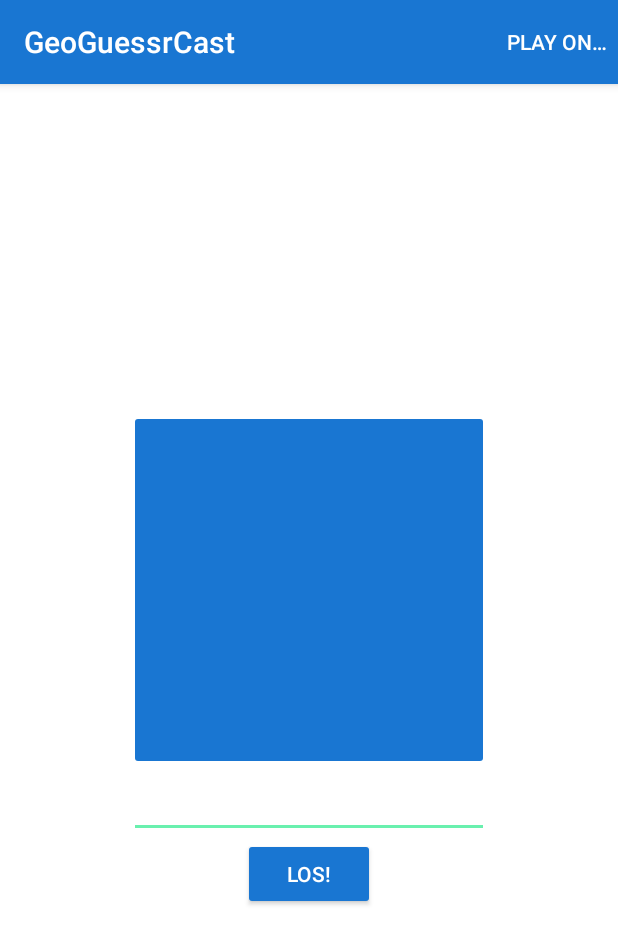
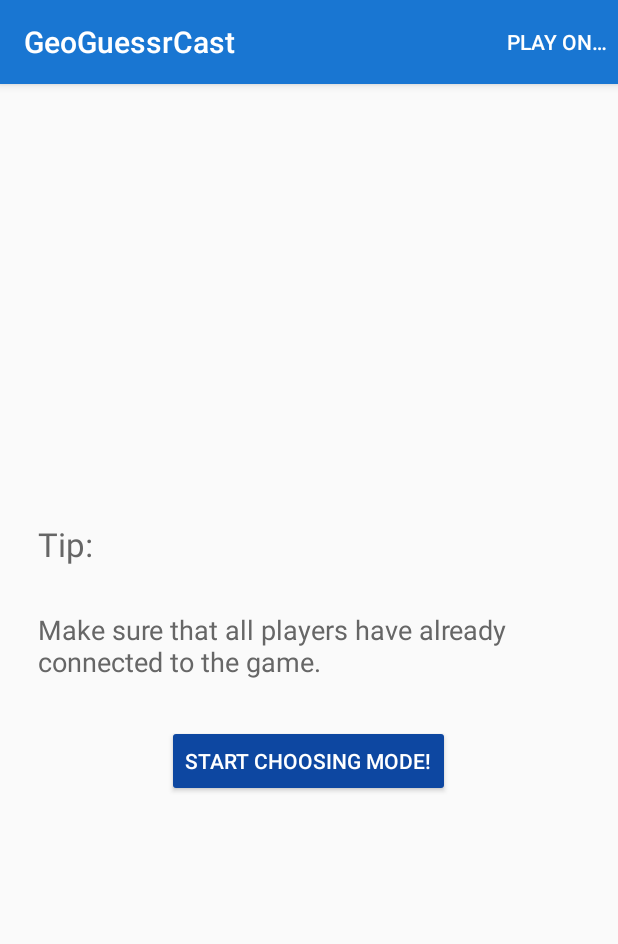
Before and after one commit to GeoGuessrCast/GeoGuessrCastReceiver, an Android app: the screen it shows after launch (MainActivity), after a tap on "LOS!", on a phone screen of 412 x 824 dp. Shown: the top 944 px of the screen. Run offline under Robolectric (Android 15) with nearby library versions, the phone set to English and light mode, and no system bars; libraries missing offline, so code that uses them is left out: android.support.v7; 8 statements that could not run were skipped.

Commit message:
* JSON transaction implemented * new fragment: WaitingFragment implemented * new fragment: ChooseModeFragment implemented

```diff
--- /dev/null
+++ b/AndroidSender/app/src/main/java/de/tud/kp/geoguessrcast/ChooseModeFragment.java
@@ -0,0 +1,43 @@
+package de.tud.kp.geoguessrcast;
+
+/**
+ * Created by Kaijun on 03/12/14.
+ */
+
+import android.app.Fragment;
+import android.os.Bundle;
+import android.util.Log;
+import android.view.LayoutInflater;
+import android.view.View;
+import android.view.ViewGroup;
+import android.widget.Button;
+import android.widget.LinearLayout;
+
+public class ChooseModeFragment extends Fragment {
+
+    MainActivity mActivity;
+
+    public ChooseModeFragment() {
+    }
+
+    @Override
+    public View onCreateView(LayoutInflater inflater, ViewGroup container,
+                             Bundle savedInstanceState) {
+        return inflater.inflate(R.layout.fragment_choose_mode, container, false);
+    }
+
+    @Override
+    public void onActivityCreated(Bundle savedInstanceState){
+        super.onActivityCreated(savedInstanceState);
+        mActivity = (MainActivity)getActivity();
+
+        Button chooseModeBtn = (Button) mActivity.findViewById(R.id.chooseMode);
+        chooseModeBtn.setOnClickListener(new View.OnClickListener() {
+            public void onClick(View v) {
+                Log.d(mActivity.TAG, "clicked");
+                mActivity.findViewById(R.id.playerConfirmTip).setVisibility(View.GONE);
+                mActivity.findViewById(R.id.gameModes).setVisibility(View.VISIBLE);
+            }
+        });
+    }
+}
--- a/AndroidSender/app/src/main/java/de/tud/kp/geoguessrcast/MainActivity.java
+++ b/AndroidSender/app/src/main/java/de/tud/kp/geoguessrcast/MainActivity.java
@@ -22,6 +22,7 @@
 import android.accounts.Account;
 import android.accounts.AccountManager;
 import android.app.Activity;
+import android.app.FragmentManager;
 import android.content.Context;
 import android.content.Intent;
 import android.graphics.drawable.ColorDrawable;
@@ -57,12 +58,15 @@
 import com.google.android.gms.common.api.ResultCallback;
 import com.google.android.gms.common.api.Status;
 
+import org.json.JSONException;
+import org.json.JSONObject;
+
 /**
  * Main activity to send messages to the receiver.
  */
 public class MainActivity extends ActionBarActivity {
 
-    private static final String TAG = MainActivity.class.getSimpleName();
+    public static final String TAG = MainActivity.class.getSimpleName();
 
     private static final int REQUEST_CODE = 1;
 
@@ -70,7 +74,7 @@
     private MediaRouteSelector mMediaRouteSelector;
     private MediaRouter.Callback mMediaRouterCallback;
     private CastDevice mSelectedDevice;
-    private GoogleApiClient mApiClient;
+    public GoogleApiClient mApiClient;
     private Cast.Listener mCastListener;
     private ConnectionCallbacks mConnectionCallbacks;
     private ConnectionFailedListener mConnectionFailedListener;
@@ -84,27 +88,12 @@
         super.onCreate(savedInstanceState);
         setContentView(R.layout.activity_main);
 
-//        ActionBar actionBar = getSupportActionBar();
-//        actionBar.setBackgroundDrawable(new ColorDrawable(
-//                android.R.color.transparent));
+        //init main page fragment
+        getFragmentManager()
+                .beginTransaction()
+                .add(R.id.main_page_container, new MainPageFragment())
+                .commit();
 
-        final EditText playernameEditText = (EditText) findViewById(R.id.playername);
-        playernameEditText.setText(getAndroidUsername(this));
-
-        Button startBtn = (Button) findViewById(R.id.startbtn);
-        startBtn.setOnClickListener(new View.OnClickListener() {
-            public void onClick(View v) {
-                if(mApiClient!=null){
-                    String playername = playernameEditText.getText().toString();
-                    sendMessage(playername);
-                    Log.d(TAG, playername);
-                }
-                else{
-                    Log.d(TAG, "plz connect the Chrome Cast at first");
-                }
-
-            }
-        });
 
         // Configure Cast device discovery
         mMediaRouter = MediaRouter.getInstance(getApplicationContext());
@@ -113,7 +102,10 @@
                         CastMediaControlIntent.categoryForCast(getResources()
                                 .getString(R.string.app_id))).build();
         mMediaRouterCallback = new MyMediaRouterCallback();
+
+
     }
+
 
     @Override
     protected void onResume() {
@@ -148,6 +140,16 @@
         // Set the MediaRouteActionProvider selector for device discovery.
         mediaRouteActionProvider.setRouteSelector(mMediaRouteSelector);
         return true;
+    }
+
+    @Override
+    public void onBackPressed() {
+        //Back to the prev Fragment
+        if (getFragmentManager().getBackStackEntryCount() == 0) {
+            this.finish();
+        } else {
+            getFragmentManager().popBackStack();
+        }
     }
 
     /**
@@ -361,7 +363,7 @@
      *
      * @param message
      */
-    private void sendMessage(String message) {
+    public void sendMessage(String message) {
         if (mApiClient != null && mHelloWorldChannel != null) {
             try {
                 Cast.CastApi.sendMessage(mApiClient,
@@ -402,27 +404,9 @@
         public void onMessageReceived(CastDevice castDevice, String namespace,
                                       String message) {
             Log.d(TAG, "onMessageReceived: " + message);
-
         }
-
     }
 
-    /**
-     * get username of this android device
-     */
-    private String getAndroidUsername(Context context){
-        AccountManager accountManager = AccountManager.get(context);
-        Account[] accounts = accountManager.getAccountsByType("com.google");
-        String email= accounts[0].name;
-        String name = email.split("@")[0];
-        return name;
-    }
 
-    private String getDeviceMacAddr(Context context){
-        WifiManager manager = (WifiManager) getSystemService(Context.WIFI_SERVICE);
-        WifiInfo info = manager.getConnectionInfo();
-        String macAddr = info.getMacAddress();
-        return macAddr;
-    }
 
 }
--- /dev/null
+++ b/AndroidSender/app/src/main/java/de/tud/kp/geoguessrcast/MainPageFragment.java
@@ -0,0 +1,138 @@
+package de.tud.kp.geoguessrcast;
+
+import android.accounts.Account;
+import android.accounts.AccountManager;
+import android.app.Activity;
+import android.app.Fragment;
+import android.content.Context;
+import android.net.wifi.WifiInfo;
+import android.net.wifi.WifiManager;
+import android.os.Bundle;
+import android.util.Log;
+import android.view.LayoutInflater;
+import android.view.View;
+import android.view.ViewGroup;
+import android.widget.Button;
+import android.widget.EditText;
+
+import org.json.JSONException;
+import org.json.JSONObject;
+
+/**
+ * Created by Kaijun on 02/12/14.
+ */
+public class MainPageFragment extends Fragment {
+
+    MainActivity mActivity;
+
+    public MainPageFragment() {
+    }
+
+    @Override
+    public View onCreateView(LayoutInflater inflater, ViewGroup container,
+                             Bundle savedInstanceState) {
+        return inflater.inflate(R.layout.fragment_main_page, container, false);
+    }
+
+    public void onActivityCreated(Bundle savedInstanceState) {
+        super.onActivityCreated(savedInstanceState);
+        mActivity = (MainActivity)getActivity();
+
+        final EditText playernameEditText = (EditText) mActivity.findViewById(R.id.playername);
+        playernameEditText.setText(getDeviceUsername(getActivity()));
+
+        Button startBtn = (Button) mActivity.findViewById(R.id.startbtn);
+        startBtn.setOnClickListener(new View.OnClickListener() {
+            public void onClick(View v) {
+//                if(mActivity.mApiClient!=null){
+                String playername = playernameEditText.getText().toString();
+                JSONObject userData = new JSONObject();
+                try {
+                    userData.put("dataType", "userData").put("userName", playername).put("userMac", getDeviceMacAddr(mActivity));
+                }catch (JSONException ex) {
+                    throw new RuntimeException(ex);
+                }
+                mActivity.sendMessage(userData.toString());
+                Log.d(mActivity.TAG, userData.toString());
+
+                replaceOfChooseModeFragment();
+//                }
+//                else{
+//                    Log.d(TAG, "plz connect the Chrome Cast at first");
+//
+//                }
+            }
+        });
+    }
+
+    /**
+     * get username of this android device
+     */
+    private String getDeviceUsername(Context context){
+        AccountManager accountManager = AccountManager.get(context);
+        Account[] accounts = accountManager.getAccountsByType("com.google");
+        String email= accounts[0].name;
+        String name = email.split("@")[0];
+        return name;
+    }
+    /**
+     * get Mac Address of this android device
+     */
+    private String getDeviceMacAddr(Context context){
+        WifiManager manager = (WifiManager) mActivity.getSystemService(Context.WIFI_SERVICE);
+        WifiInfo info = manager.getConnectionInfo();
+        String macAddr = info.getMacAddress();
+        return macAddr;
+    }
+
+    private void replaceOfWaitingFragment(){
+        getFragmentManager()
+                .beginTransaction()
+
+                        // Replace the default fragment animations with animator resources representing
+                        // rotations when switching to the back of the card, as well as animator
+                        // resources representing rotations when flipping back to the front (e.g. when
+                        // the system Back button is pressed).
+//                .setCustomAnimations(
+//                        R.animator.card_flip_right_in, R.animator.card_flip_right_out,
+//                        R.animator.card_flip_left_in, R.animator.card_flip_left_out)
+
+                        // Replace any fragments currently in the container view with a fragment
+                        // representing the next page (indicated by the just-incremented currentPage
+                        // variable).
+                .replace(R.id.main_page_container, new WaitingFragment())
+
+                        // Add this transaction to the back stack, allowing users to press Back
+                        // to get to the front of the card.
+                .addToBackStack(null)
+
+                        // Commit the transaction.
+                .commit();
+    }
+
+
+    private void replaceOfChooseModeFragment(){
+        getFragmentManager()
+                .beginTransaction()
+
+                        // Replace the default fragment animations with animator resources representing
+                        // rotations when switching to the back of the card, as well as animator
+                        // resources representing rotations when flipping back to the front (e.g. when
+                        // the system Back button is pressed).
+//                .setCustomAnimations(
+//                        R.animator.card_flip_right_in, R.animator.card_flip_right_out,
+//                        R.animator.card_flip_left_in, R.animator.card_flip_left_out)
+
+                        // Replace any fragments currently in the container view with a fragment
+                        // representing the next page (indicated by the just-incremented currentPage
+                        // variable).
+                .replace(R.id.main_page_container, new ChooseModeFragment())
+
+                        // Add this transaction to the back stack, allowing users to press Back
+                        // to get to the front of the card.
+                .addToBackStack(null)
+
+                        // Commit the transaction.
+                .commit();
+    }
+}
--- a/AndroidSender/app/src/main/res/layout/activity_main.xml
+++ b/AndroidSender/app/src/main/res/layout/activity_main.xml
@@ -14,48 +14,8 @@
      See the License for the specific language governing permissions and
      limitations under the License.
 -->
-<RelativeLayout xmlns:android="http://schemas.android.com/apk/res/android"
-    xmlns:tools="http://schemas.android.com/tools"
+<FrameLayout xmlns:android="http://schemas.android.com/apk/res/android"
+    android:id="@+id/main_page_container"
     android:layout_width="match_parent"
     android:layout_height="match_parent"
-    android:background="#FFFFFF"
-    android:paddingBottom="@dimen/activity_vertical_margin"
-    android:paddingLeft="@dimen/activity_horizontal_margin"
-    android:paddingRight="@dimen/activity_horizontal_margin"
-    android:paddingTop="@dimen/activity_vertical_margin"
-    tools:context=".MainActivity" >
-
-    <LinearLayout
-        android:orientation="vertical"
-        android:layout_width="fill_parent"
-        android:layout_height="fill_parent"
-        android:layout_centerHorizontal="true"
-        android:gravity="center_vertical|center_horizontal"
-        android:weightSum="1">
-
-        <ImageButton
-            android:layout_width="240dp"
-            android:layout_height="240dp"
-            android:id="@+id/playerportrait"
-            android:layout_gravity="center_horizontal" />
-
-        <EditText
-            android:layout_width="240dp"
-            android:layout_height="wrap_content"
-            android:textColor="#666"
-            android:inputType="textPersonName"
-            android:ems="10"
-            android:id="@+id/playername"
-            android:layout_gravity="center_horizontal" />
-
-        <Button
-            android:layout_width="wrap_content"
-            android:layout_height="wrap_content"
-            android:text="Los!"
-            android:id="@+id/startbtn"
-            android:layout_gravity="center_horizontal" />
-
-
-    </LinearLayout>
-
-</RelativeLayout>
+    android:background="@color/background" />
--- /dev/null
+++ b/AndroidSender/app/src/main/res/layout/fragment_choose_mode.xml
@@ -0,0 +1,72 @@
+<?xml version="1.0" encoding="utf-8"?>
+<LinearLayout  xmlns:android="http://schemas.android.com/apk/res/android"
+    android:orientation="vertical"
+    android:layout_width="match_parent"
+    android:layout_height="match_parent"
+    android:gravity="center">
+
+    <LinearLayout
+        android:layout_width="fill_parent"
+        android:layout_height="wrap_content"
+        android:orientation="vertical"
+        android:gravity="center"
+        android:id="@+id/playerConfirmTip"
+        android:paddingLeft="25sp"
+        android:paddingRight="25sp">
+        <TextView
+            android:layout_width="fill_parent"
+            android:layout_height="wrap_content"
+            android:textSize="@dimen/abc_text_size_large_material"
+            android:text="@string/tip"
+            android:paddingBottom="30sp"/>
+        <TextView
+            android:layout_width="fill_parent"
+            android:layout_height="wrap_content"
+            android:textSize="@dimen/abc_text_size_medium_material"
+            android:text="@string/player_confirm_tip"
+            android:paddingBottom="30sp"/>
+        <Button
+            android:layout_width="wrap_content"
+            android:layout_height="wrap_content"
+            android:id="@+id/chooseMode"
+            android:text="@string/choose_mode"/>
+
+    </LinearLayout>
+
+    <LinearLayout
+        android:layout_width="wrap_content"
+        android:layout_height="wrap_content"
+        android:orientation="vertical"
+        android:visibility="gone"
+        android:id="@+id/gameModes">
+
+        <Button
+            android:layout_width="wrap_content"
+            android:layout_height="wrap_content"
+            android:text="Game Mode 1"
+            android:id="@+id/gameMode1" />
+        <Button
+            android:layout_width="wrap_content"
+            android:layout_height="wrap_content"
+            android:text="Game Mode 2"
+            android:id="@+id/gameMode2" />
+        <Button
+            android:layout_width="wrap_content"
+            android:layout_height="wrap_content"
+            android:text="Game Mode 3"
+            android:id="@+id/gameMode3" />
+        <Button
+            android:layout_width="wrap_content"
+            android:layout_height="wrap_content"
+            android:text="Game Mode 4"
+            android:id="@+id/gameMode4" />
+        <Button
+            android:layout_width="wrap_content"
+            android:layout_height="wrap_content"
+            android:text="Game Mode 5"
+            android:id="@+id/gameMode5" />
+
+    </LinearLayout>
+
+
+</LinearLayout>
--- a/AndroidSender/app/src/main/res/values-v21/styles.xml
+++ b/AndroidSender/app/src/main/res/values-v21/styles.xml
@@ -2,9 +2,12 @@
 <resources>
     <style name="AppTheme" parent="Theme.AppCompat">
         <!-- customize the color palette -->
-        <item name="colorPrimary">#1976D2</item>
-        <item name="colorPrimaryDark">#1976D2</item>
-        <item name="colorAccent">#69F0AE</item>
-        <item name="android:colorButtonNormal">#1976D2</item>
+
+        <item name="colorPrimary">@color/colorPrimary</item>
+        <item name="colorPrimaryDark">@color/colorPrimaryDark</item>
+        <item name="colorAccent">@color/colorAccent</item>
+        <item name="android:colorButtonNormal">@color/colorPrimaryDark</item>
+
+        <item name="android:textColorTertiary">@color/mainText</item>
     </style>
 </resources>
--- /dev/null
+++ b/AndroidSender/app/src/main/res/values/color.xml
@@ -0,0 +1,8 @@
+<?xml version="1.0" encoding="utf-8"?>
+<resources>
+    <item name="mainText" type="color">#666</item>
+    <item name="colorPrimary" type="color">#1976D2</item>
+    <item name="colorPrimaryDark" type="color">#0D47A1</item>
+    <item name="colorAccent" type="color">#69F0AE</item>
+    <item name="background" type="color">@color/background_material_light</item>
+</resources>
--- a/AndroidSender/app/src/main/res/values/strings.xml
+++ b/AndroidSender/app/src/main/res/values/strings.xml
@@ -8,4 +8,10 @@
     <string name="message_to_cast">Message to Cast&#8230;</string>
     <string name="media_route_menu_title">Play on&#8230;</string>
     <string name="instructions">Talk to me</string>
+    <string name="welcome_message">Welcome to GeoGuessr</string>
+    <string name="start_game">Los!</string>
+    <string name="wait_message">Please wait till the game starts!</string>
+    <string name="tip">Tip:</string>
+    <string name="player_confirm_tip">Make sure that all players have already connected to the game.</string>
+    <string name="choose_mode">Start Choosing Mode!</string>
 </resources>
--- a/AndroidSender/app/src/main/res/values/styles.xml
+++ b/AndroidSender/app/src/main/res/values/styles.xml
@@ -2,10 +2,13 @@
 
     <!-- Base application theme. -->
     <style name="AppTheme" parent="Theme.AppCompat">
-        <item name="colorPrimary">#1976D2</item>
-        <item name="colorPrimaryDark">#1976D2</item>
-        <item name="colorAccent">#69F0AE</item>
+        <item name="android:background">@color/background</item>
+        <item name="colorPrimary">@color/colorPrimary</item>
+        <item name="colorPrimaryDark">@color/colorPrimaryDark</item>
+        <item name="colorAccent">@color/colorAccent</item>
         <!--<item name="android:colorButtonNormal">#1976D2</item>-->
+
+        <item name="android:textColorTertiary">@color/mainText</item>
     </style>
 
 </resources>
```
Also changed, not shown: AndroidSender/app/src/main/java/de/tud/kp/geoguessrcast/WaitingFragment.java (added, +22 -0 lines), AndroidSender/app/src/main/res/layout/fragment_main_page.xml (added, +43 -0 lines), AndroidSender/app/src/main/res/layout/fragment_waiting.xml (added, +18 -0 lines), AndroidSender/app/src/main/res/menu/choose_mode_menu.xml (added, +14 -0 lines), 1 other file.
